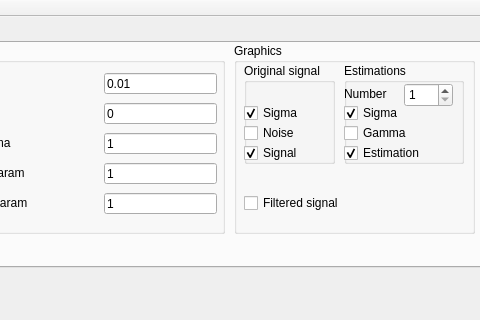
This is mainwindow.ui in ilyamisyura/filtrationcomplex as Qt 5 draws it before an edit; both pictures show x 458 to 938 and y 0 to 320 of the 938 by 684 pixel window. The edited form follows.
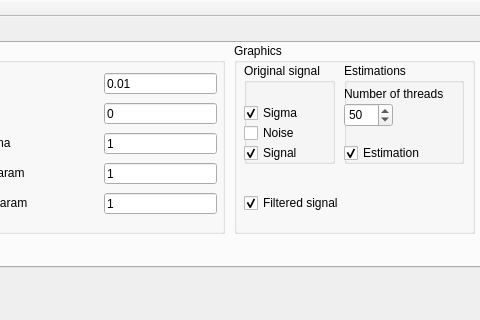
This is the edited form. Custom widgets are drawn as their Qt base class.

Diff of the .ui file:
```diff
--- a/mainwindow.ui
+++ b/mainwindow.ui
@@ -633,8 +633,8 @@
        <widget class="QSpinBox" name="spinBox">
         <property name="geometry">
          <rect>
-          <x>60</x>
-          <y>20</y>
+          <x>0</x>
+          <y>40</y>
           <width>49</width>
           <height>24</height>
          </rect>
@@ -645,50 +645,24 @@
         <property name="maximum">
          <number>1000</number>
         </property>
+        <property name="value">
+         <number>50</number>
+        </property>
        </widget>
        <widget class="QLabel" name="label_3">
         <property name="geometry">
          <rect>
           <x>0</x>
           <y>20</y>
-          <width>71</width>
+          <width>121</width>
           <height>21</height>
          </rect>
         </property>
         <property name="text">
-         <string>Number</string>
+         <string>Number of threads</string>
         </property>
        </widget>
-       <widget class="QCheckBox" name="estimationSigmaCheckBox">
-        <property name="geometry">
-         <rect>
-          <x>0</x>
-          <y>40</y>
-          <width>87</width>
-          <height>20</height>
-         </rect>
-        </property>
-        <property name="text">
-         <string>Sigma</string>
-        </property>
-        <property name="checked">
-         <bool>true</bool>
-        </property>
-       </widget>
-       <widget class="QCheckBox" name="estimationGammaCheckBox">
-        <property name="geometry">
-         <rect>
-          <x>0</x>
-          <y>60</y>
-          <width>87</width>
-          <height>20</height>
-         </rect>
-        </property>
-        <property name="text">
-         <string>Gamma</string>
-        </property>
-       </widget>
-       <widget class="QCheckBox" name="estimationCheckBox">
+       <widget class="QCheckBox" name="signalSigmaCheckBox_2">
         <property name="geometry">
          <rect>
           <x>0</x>
@@ -717,6 +691,9 @@
        <property name="text">
         <string>Filtered signal</string>
        </property>
+       <property name="checked">
+        <bool>true</bool>
+       </property>
       </widget>
      </widget>
     </widget>
```
Left out of the diff: 4 changed lines with no effect on the pictures.
